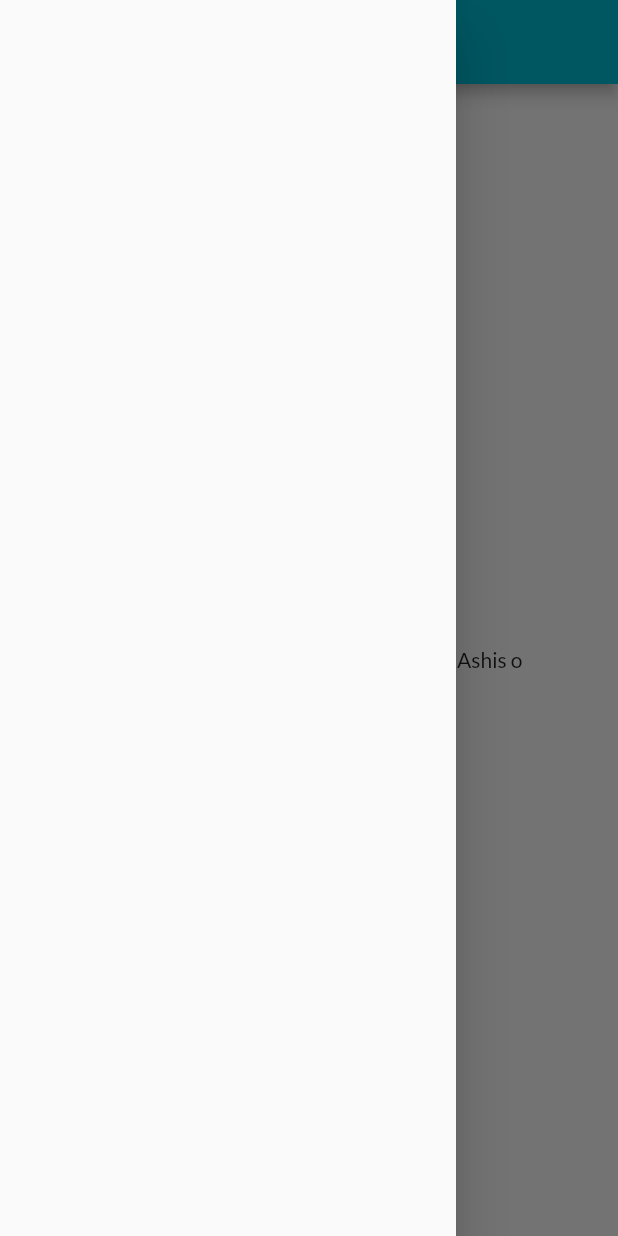
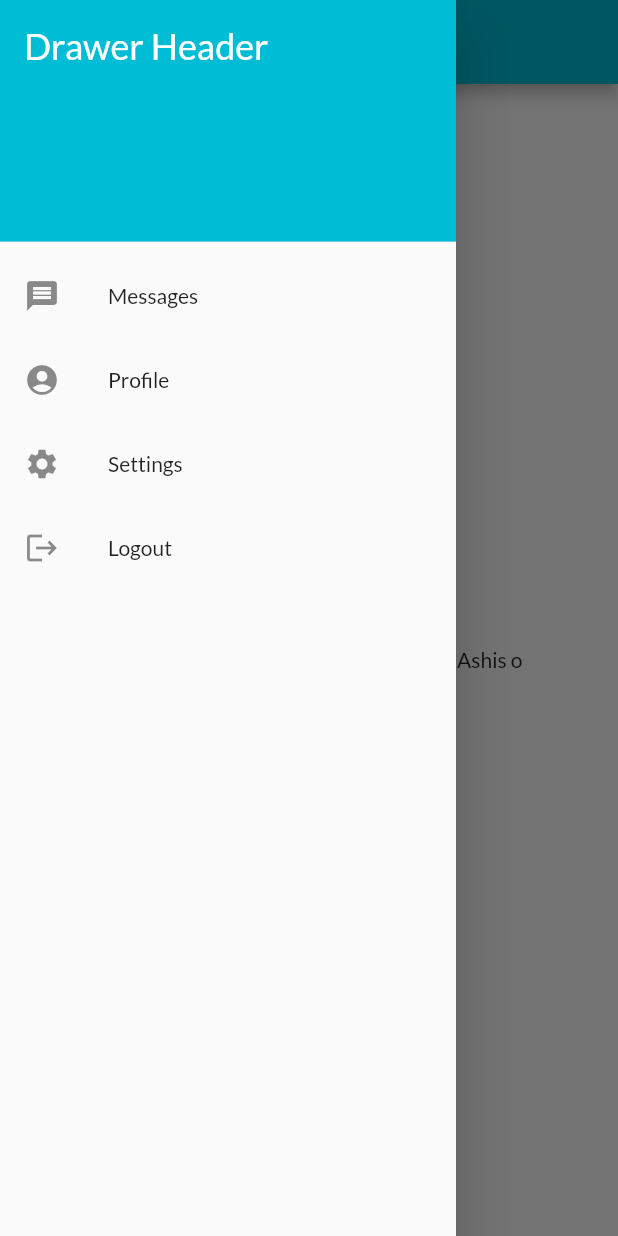
Before and after one commit to abbhowmik/Flutter_Basics, a Flutter app: the HomePage screen opened by its route, with the side drawer open, on a phone screen of 412 x 824 dp. Run offline on Flutter 3.47's test engine with Material 2 defaults, Android fonts, the phone set to English and light mode, and no system bars; our stand-ins replace google_fonts.

Commit message:
day5 complete

```diff
--- a/lib/pages/home_page.dart
+++ b/lib/pages/home_page.dart
@@ -13,7 +13,41 @@ class HomePage extends StatelessWidget {
           child: Text("This is your own Flutter App created by Ashis o"),
         ),
       ),
-      drawer: Drawer(),
+      drawer: Drawer(
+        child: ListView(
+          padding: EdgeInsets.zero,
+          children: const <Widget>[
+            DrawerHeader(
+              decoration: BoxDecoration(
+                color: Colors.cyan,
+              ),
+              child: Text(
+                'Drawer Header',
+                style: TextStyle(
+                  color: Colors.white,
+                  fontSize: 24,
+                ),
+              ),
+            ),
+            ListTile(
+              leading: Icon(Icons.message),
+              title: Text('Messages'),
+            ),
+            ListTile(
+              leading: Icon(Icons.account_circle),
+              title: Text('Profile'),
+            ),
+            ListTile(
+              leading: Icon(Icons.settings),
+              title: Text('Settings'),
+            ),
+            ListTile(
+              leading: Icon(Icons.logout),
+              title: Text('Logout'),
+            ),
+          ],
+        ),
+      ),
     );
   }
 }
```
Also changed, not shown: lib/pages/login_page.dart (+39 -22 lines).
